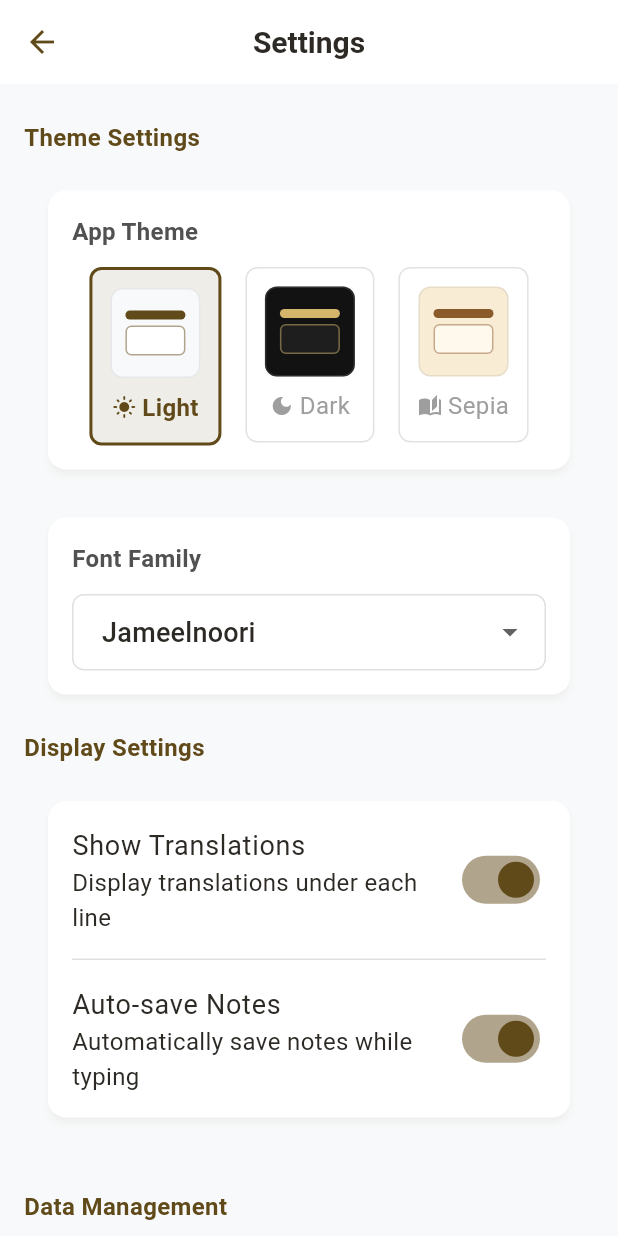
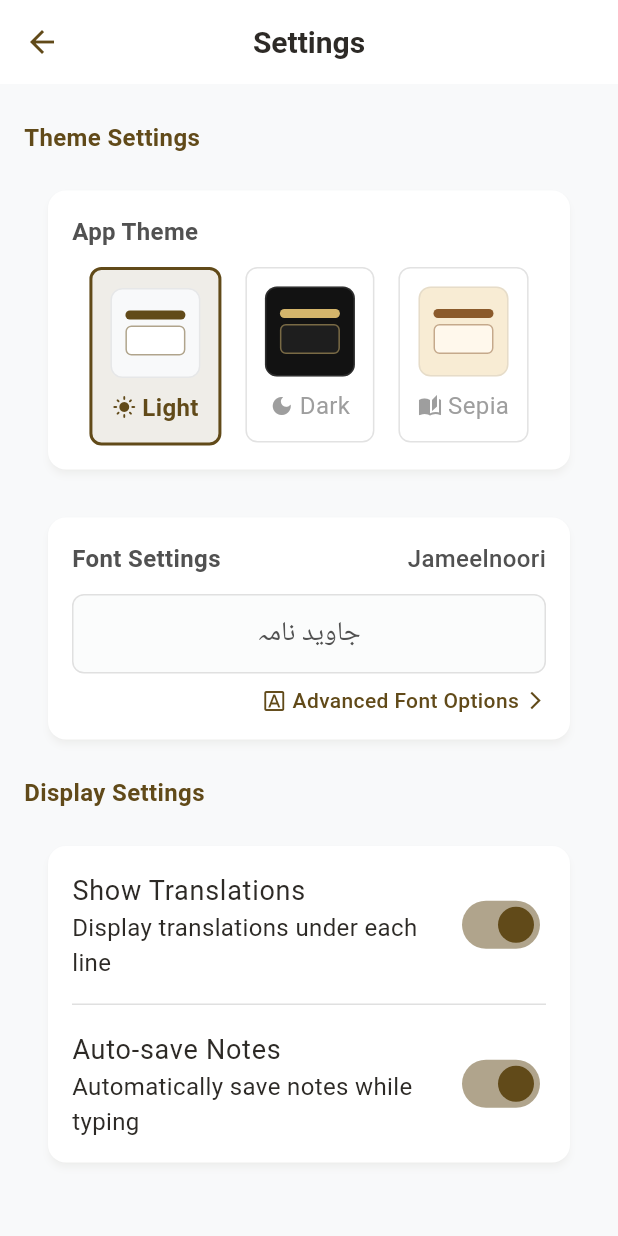
Before and after one commit to scnz313/javidnama, a Flutter app: the SettingsScreen screen opened directly, on a phone screen of 412 x 824 dp. Run offline on Flutter 3.47's test engine with Material 3 defaults, Android fonts, the light colour scheme and no system bars; our stand-ins replace cloud_firestore, cloud_functions, firebase_core, flutter_secure_storage, fluttertoast, share_plus and 1 more; missing offline and left inert: translator; accounts and stored records are empty; Roboto replaces fonts that are missing (Jameelnoori); project files that could hold a hidden picture were left out.

Commit message:
Add advanced font features with interactive previews and dedicated settings screen

```diff
--- a/javad_name/lib/screens/settings_screen.dart
+++ b/javad_name/lib/screens/settings_screen.dart
@@ -6,6 +6,7 @@ import '../controllers/theme_controller.dart';
 import 'main_screen.dart';
 import 'how_to_use_screen.dart';
 import 'about_screen.dart';
+import 'font_settings_screen.dart';
 
 class SettingsScreen extends StatefulWidget {
   const SettingsScreen({Key? key}) : super(key: key);
@@ -250,30 +251,91 @@ class _SettingsScreenState extends State<SettingsScreen> {
                     ),
                   ),
                 ),
-                // Font Family Card
+                // Font Settings Card - Enhanced version
                 Padding(
                   padding: const EdgeInsets.symmetric(vertical: 8),
                   child: Card(
                     shape: RoundedRectangleBorder(borderRadius: BorderRadius.circular(12)),
                     elevation: 2,
+                    child: InkWell(
+                      borderRadius: BorderRadius.circular(12),
+                      onTap: () {
+                        Navigator.push(
+                          context,
+                          MaterialPageRoute(builder: (context) => const FontSettingsScreen()),
+                        );
+                      },
                       child: Padding(
                         padding: const EdgeInsets.all(16),
                         child: Column(
                           crossAxisAlignment: CrossAxisAlignment.stretch,
                           children: [
-                          const Text('Font Family', style: TextStyle(fontWeight: FontWeight.bold)),
-                          const SizedBox(height: 12),
-                          DropdownButtonFormField<String>(
-                            value: currentFont,
-                            decoration: const InputDecoration(border: OutlineInputBorder()),
-                            items: AppTheme.availableFonts.map((font) {
-                              return DropdownMenuItem(value: font, child: Text(font, style: TextStyle(fontFamily: font)));
-                            }).toList(),
-                            onChanged: (value) {
-                              if (value != null) _setFontFamily(value);
-                            },
+                            Row(
+                              mainAxisAlignment: MainAxisAlignment.spaceBetween,
+                              children: [
+                                const Text('Font Settings', style: TextStyle(fontWeight: FontWeight.bold)),
+                                Text(
+                                  currentFont,
+                                  style: TextStyle(
+                                    color: AppColors.textMedium,
+                                    fontFamily: currentFont,
+                                    fontWeight: FontWeight.w500,
+                                  ),
                                 ),
                               ],
+                            ),
+                            const SizedBox(height: 12),
+                            // Font preview
+                            Container(
+                              padding: const EdgeInsets.all(12),
+                              decoration: BoxDecoration(
+                                color: AppColors.background.withOpacity(0.5),
+                                borderRadius: BorderRadius.circular(8),
+                                border: Border.all(color: AppColors.divider),
+                              ),
+                              child: Row(
+                                children: [
+                                  Expanded(
+                                    child: Text(
+                                      'جاوید نامہ',
+                                      style: TextStyle(
+                                        fontFamily: currentFont,
+                                        fontSize: 18 * fontSize,
+                                      ),
+                                      textAlign: TextAlign.center,
+                                    ),
+                                  ),
+                                ],
+                              ),
+                            ),
+                            const SizedBox(height: 8),
+                            Row(
+                              mainAxisAlignment: MainAxisAlignment.end,
+                              children: [
+                                Icon(
+                                  Icons.font_download_outlined,
+                                  color: AppColors.primary,
+                                  size: 16,
+                                ),
+                                const SizedBox(width: 4),
+                                Text(
+                                  'Advanced Font Options',
+                                  style: TextStyle(
+                                    color: AppColors.primary,
+                                    fontWeight: FontWeight.w500,
+                                    fontSize: 14,
+                                  ),
+                                ),
+                                const SizedBox(width: 4),
+                                Icon(
+                                  Icons.arrow_forward_ios,
+                                  color: AppColors.primary,
+                                  size: 14,
+                                ),
+                              ],
+                            ),
+                          ],
+                        ),
                       ),
                     ),
                   ),
```
Also changed, not shown: javad_name/lib/components/font_preview_component.dart (added, +175 -0 lines), javad_name/lib/screens/font_settings_screen.dart (added, +341 -0 lines), javad_name/lib/screens/onboarding_screen.dart (+34 -4 lines). Lines whose indentation alone changed are shown as unchanged.
